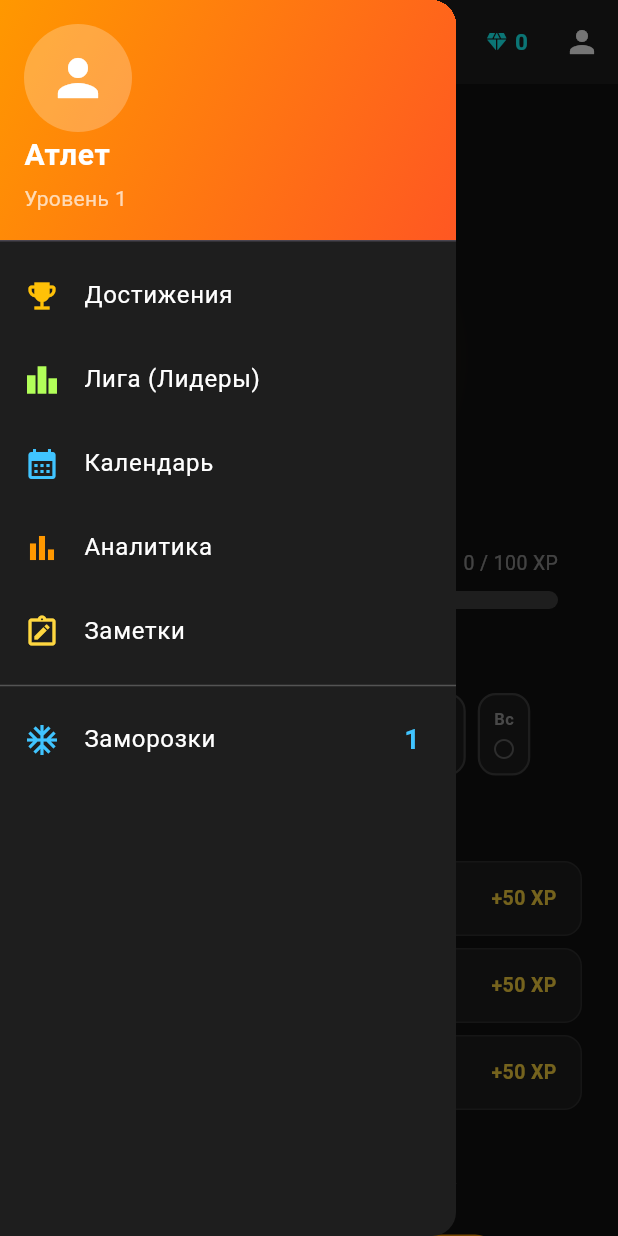
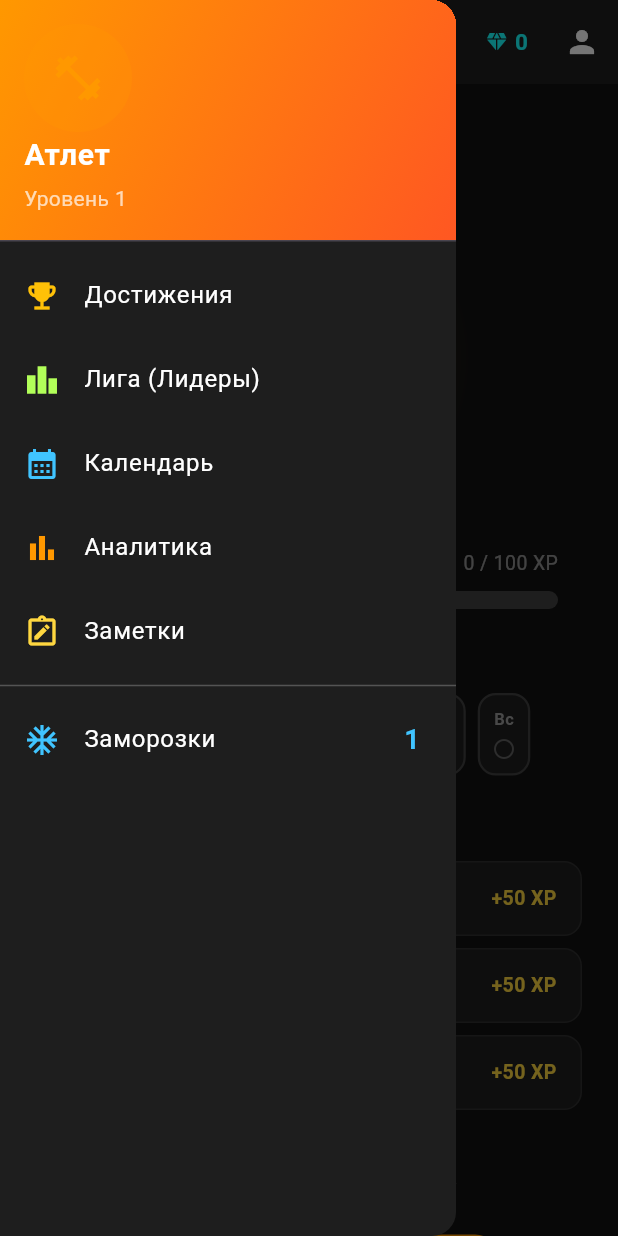
Before and after one commit to pavelkocherga220-eng/fitstreak, a Flutter app: the screen it shows after launch, with the side drawer open, on a phone screen of 412 x 824 dp. Run offline on Flutter 3.47's test engine with Material 3 defaults, Android fonts, the phone set to English and light mode, and no system bars; drawn by our look-alikes of flutter_animate; our stand-ins replace cloud_firestore, firebase_auth, firebase_core, flutter_local_notifications, flutter_riverpod, flutter_timezone and 8 more; missing offline and left inert: dart:js_interop, home_widget; accounts and stored records are empty.

Commit message:
Единый вид: фон экранов из темы, выбранный аватар в боковом меню
Co-Authored-By: Claude Sonnet 5.5 <noreply@anthropic.com>
Claude-Session: https://claude.ai/code/session_017Jb6cdZdVTZ73ZB1YApWyz

```diff
--- a/lib/screens/home_screen.dart
+++ b/lib/screens/home_screen.dart
@@ -696,9 +696,13 @@ class _StreakHomeScreenState extends ConsumerState<StreakHomeScreen>
                     ],
                     begin: Alignment.topLeft,
                     end: Alignment.bottomRight)),
-            currentAccountPicture: CircleAvatar(
-                backgroundColor: Colors.white24,
-                child: const Icon(Icons.person, size: 40, color: Colors.white)),
+            currentAccountPicture: Builder(builder: (_) {
+              final av = avatars[state.avatarIndex % avatars.length];
+              final Color c = av['color'] as Color;
+              return CircleAvatar(
+                  backgroundColor: c.withValues(alpha: 0.25),
+                  child: Icon(av['icon'] as IconData, size: 36, color: c));
+            }),
             accountName: Text(state.userName,
                 style: const TextStyle(
                     color: Colors.white,
--- a/lib/screens/league_screen.dart
+++ b/lib/screens/league_screen.dart
@@ -20,7 +20,6 @@ class LeagueScreen extends ConsumerWidget {
     final state = ref.watch(streakProvider);
 
     return Scaffold(
-      backgroundColor: const Color(0xFF121212),
       appBar: AppBar(
         title: const Text('🏆 Лига FitStreak'),
         centerTitle: true,
--- a/lib/screens/profile_screen.dart
+++ b/lib/screens/profile_screen.dart
@@ -131,7 +131,6 @@ class _ProfileScreenState extends ConsumerState<ProfileScreen> {
     final currentAvatar = avatars[state.avatarIndex % avatars.length];
 
     return Scaffold(
-      backgroundColor: const Color(0xFF121212),
       appBar: AppBar(title: const Text('👤 Мой профиль'), centerTitle: true, backgroundColor: const Color(0xFF1E1E1E)),
       body: SingleChildScrollView(
         padding: const EdgeInsets.all(24),
--- a/lib/screens/shop_screen.dart
+++ b/lib/screens/shop_screen.dart
@@ -14,7 +14,6 @@ class ShopScreen extends ConsumerWidget {
     final notifier = ref.read(streakProvider.notifier);
 
     return Scaffold(
-      backgroundColor: const Color(0xFF121212),
       appBar: AppBar(
         title: const Text('🛒 Магазин'),
         centerTitle: true,
```
